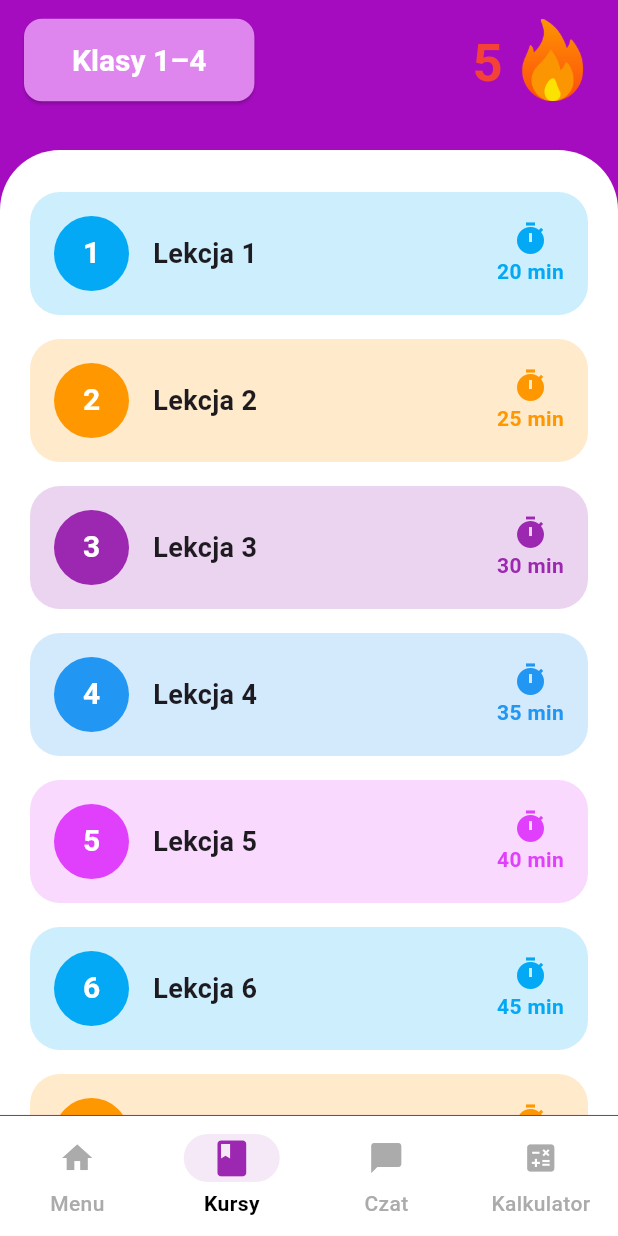
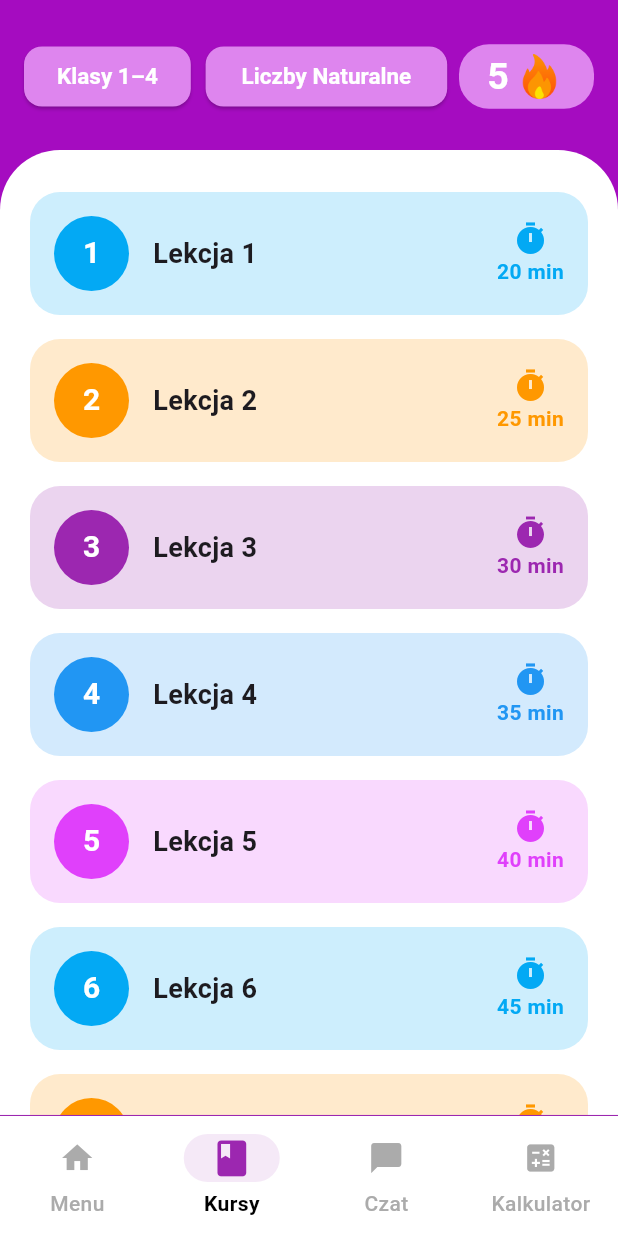
Before and after one commit to SzimiCode/AplikacjaMatematyka, a Flutter app: the screen it shows after launch, item 2 of the bottom bar chosen, on a phone screen of 412 x 824 dp. Run offline on Flutter 3.47's test engine with Material 3 defaults, Android fonts, the phone set to English and light mode, and no system bars; our stand-ins replace dash_chat_2, flutter_gemini, math_expressions.

Commit message:
fix: addded category in navbar and changed buttons

```diff
--- a/aplikacjamatematyka/lib/features/quiz/view/widgets/appbar_widget.dart
+++ b/aplikacjamatematyka/lib/features/quiz/view/widgets/appbar_widget.dart
@@ -11,7 +11,9 @@ class AppbarWidget extends StatelessWidget implements PreferredSizeWidget {
       automaticallyImplyLeading: false,
       backgroundColor: const Color.fromARGB(255, 165, 12, 192),
 
-      title: Row(
+      title: Padding(
+        padding: const EdgeInsets.only(top: 22),
+        child: Row(
           mainAxisAlignment: MainAxisAlignment.spaceBetween,
           children: [
             ElevatedButton(
@@ -20,11 +22,11 @@ class AppbarWidget extends StatelessWidget implements PreferredSizeWidget {
                 backgroundColor: const Color.fromARGB(255, 222, 133, 238),
                 foregroundColor: Colors.white,
                 padding: EdgeInsets.symmetric(
-                horizontal: 32,
-                vertical: 16,
+                  horizontal: 22,
+                  vertical: 11,
                 ),
                 textStyle: TextStyle(
-                fontSize: 20,
+                  fontSize: 15,
                   fontWeight: FontWeight.bold,
                 ),
                 shape: RoundedRectangleBorder(
@@ -34,25 +36,58 @@ class AppbarWidget extends StatelessWidget implements PreferredSizeWidget {
               //Do podstawienia z bazy danych które
               child: Text("Klasy 1–4"),
             ),
-          SizedBox(width: 30),
-          Row(
+            SizedBox(width: 8),
+            ElevatedButton(
+              onPressed: () {},
+              style: ElevatedButton.styleFrom(
+                backgroundColor: const Color.fromARGB(255, 222, 133, 238),
+                foregroundColor: Colors.white,
+                            textStyle: TextStyle(
+                  fontSize: 15,
+                  fontWeight: FontWeight.bold,
+                ),
+                shape: RoundedRectangleBorder(
+                  borderRadius: BorderRadius.circular(12),
+                ),
+              ),
+              //Do podstawienia z bazy danych które
+              child: Text("Liczby Naturalne"),
+            ),
+
+            SizedBox(width: 6),
+              Container(
+                width: 90,
+                height: 43,
+                decoration: BoxDecoration(
+                  color: Color.fromARGB(255, 222, 133, 238),
+                  borderRadius: BorderRadius.circular(20),
+                ),
+
+                child: Row(
+                  mainAxisAlignment: MainAxisAlignment.center,
                   children: [
-                Padding(
-                  padding: const EdgeInsets.only(top: 4),
-                  child: const Text(
+
+
+                    Text(
                       '5',
                       style: TextStyle(
-                      color: Pallete.redColor,
-                      fontSize: 35,
+                        color: Pallete.whiteColor,
+                        fontSize: 25,
                         fontWeight: FontWeight.bold,
                       ),
                     ),
+
+                    SizedBox(width: 3),
+                    Image.asset(
+                      'assets/images/fire1.png',
+                      height: 30,
+                      width: 35,
                     ),
-                const SizedBox(width: 6),
-                Image.asset('assets/images/fire1.png', height: 55, width: 55),
                   ],
                 ),
+              )
             ],
+        ),
       ),
     );
   }
```
Lines whose indentation alone changed are shown as unchanged.
